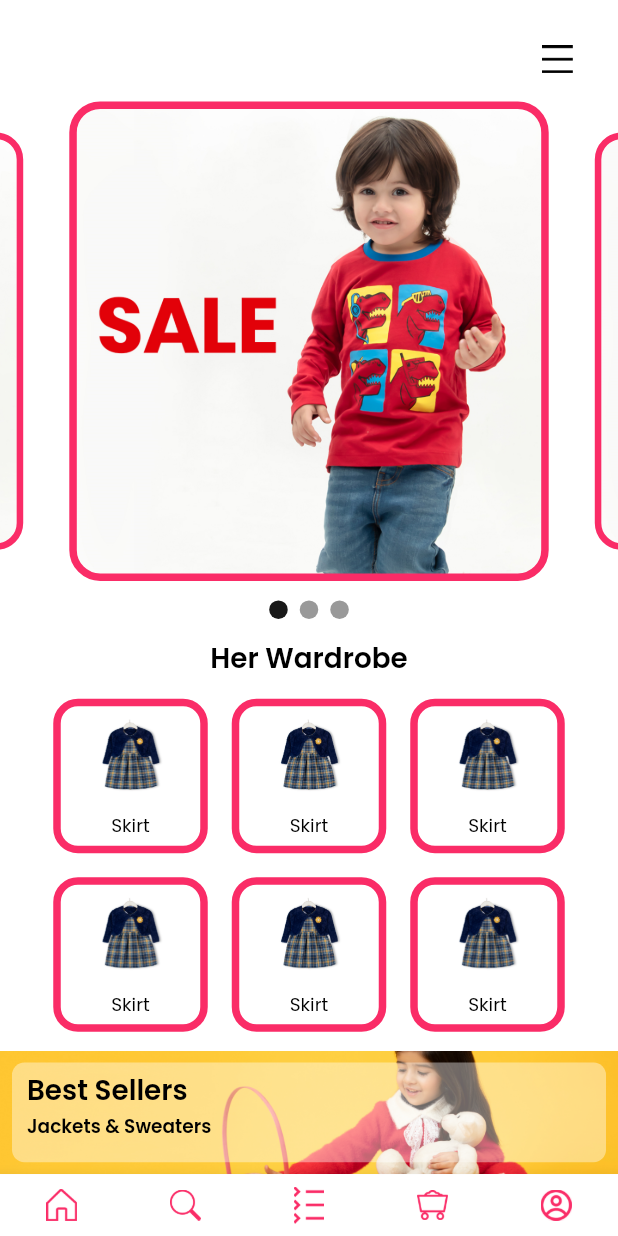
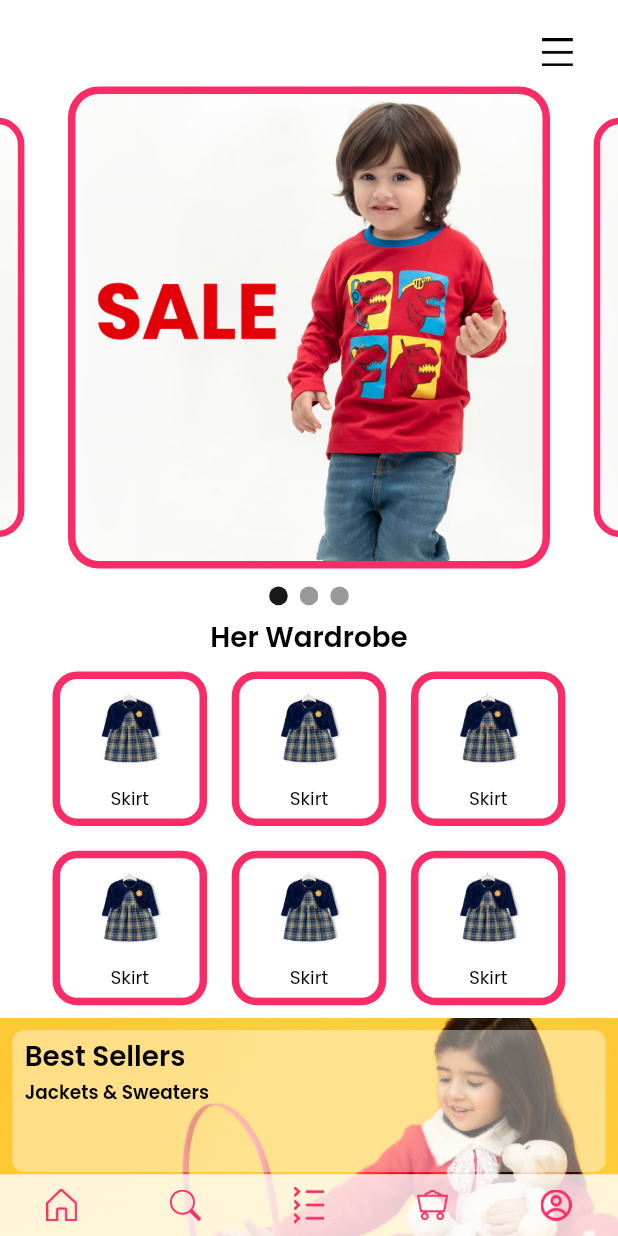
Before and after one commit to naqeeb9a/Mik-n-min, a Flutter app: the LandingPage screen opened directly, on a phone screen of 412 x 824 dp. Run offline on Flutter 3.47's test engine with Material 2 defaults, Android fonts, the phone set to English and light mode, and no system bars; drawn by our look-alikes of carousel_slider; our stand-ins replace email_validator, google_fonts.

```diff
--- a/lib/app screens/landing_page.dart
+++ b/lib/app screens/landing_page.dart
@@ -15,10 +15,28 @@ class LandingPage extends StatelessWidget {
   @override
   Widget build(BuildContext context) {
     return Scaffold(
+      extendBody: true,
       key: _key,
-        endDrawer: const Drawer(),
+      endDrawer: Drawer(
+        child: Column(
+          children: [
+            Row(
+              children: [
+                text(context, "New In", 0.04, CustomColors.customBlack),
+                Image.asset(
+                  "assets/drawer_img1.png",
+                  width: CustomSizes().dynamicWidth(context, 0.2),
+                )
+              ],
+            )
+          ],
+        ),
+      ),
       backgroundColor: CustomColors.customWhite,
-        body: SafeArea(
+      body: Stack(
+        children: [
+          SafeArea(
+            child: SingleChildScrollView(
               child: Column(
                 mainAxisAlignment: MainAxisAlignment.spaceBetween,
                 children: [
@@ -44,6 +62,10 @@ class LandingPage extends StatelessWidget {
                 ],
               ),
             ),
-        bottomNavigationBar: customBottomBar(context));
+          ),
+          Positioned(bottom: 0, child: customBottomBar(context))
+        ],
+      ),
+    );
   }
 }
--- a/lib/widgets/landing Page Widgets/best_seller_banner.dart
+++ b/lib/widgets/landing Page Widgets/best_seller_banner.dart
@@ -7,14 +7,20 @@ import '../text_widget.dart';
 bestSellerBanner(context) {
   return Container(
     width: CustomSizes().dynamicWidth(context, 1),
-    height: CustomSizes().dynamicHeight(context, 0.1),
+    height: CustomSizes().dynamicHeight(context, 0.2),
     decoration: const BoxDecoration(
         image: DecorationImage(
             image: AssetImage("assets/landing_girl.png"), fit: BoxFit.cover)),
     child: Container(
       alignment: Alignment.centerLeft,
-      margin: const EdgeInsets.all(8),
-      padding: const EdgeInsets.symmetric(horizontal: 10, vertical: 5),
+      margin: EdgeInsets.only(
+          top: CustomSizes().dynamicWidth(context, 0.02),
+          left: CustomSizes().dynamicWidth(context, 0.02),
+          right: CustomSizes().dynamicWidth(context, 0.02),
+          bottom: CustomSizes().dynamicWidth(context, 0.15)),
+      padding: EdgeInsets.symmetric(
+          horizontal: CustomSizes().dynamicWidth(context, 0.02),
+          vertical: CustomSizes().dynamicWidth(context, 0.01)),
       decoration: BoxDecoration(
           borderRadius:
               BorderRadius.circular(CustomSizes().dynamicWidth(context, 0.02)),
--- a/lib/widgets/landing Page Widgets/bottom_bar.dart
+++ b/lib/widgets/landing Page Widgets/bottom_bar.dart
@@ -1,12 +1,14 @@
 import 'package:flutter/material.dart';
+import 'package:mik_and_min/utils/config.dart';
 
 import '../../utils/dynamic_sizes.dart';
 
 customBottomBar(context) {
   double iconSize = 0.05;
-  return BottomAppBar(
-      child: SizedBox(
+  return Container(
+    color: CustomColors.customWhite.withOpacity(0.8),
     height: CustomSizes().dynamicWidth(context, 0.1),
+    width: CustomSizes().dynamicWidth(context, 1),
     child: Row(
       mainAxisAlignment: MainAxisAlignment.spaceAround,
       children: [
@@ -32,5 +34,5 @@ customBottomBar(context) {
         ),
       ],
     ),
-  ));
+  );
 }
--- a/lib/widgets/landing Page Widgets/carosual_widget.dart
+++ b/lib/widgets/landing Page Widgets/carosual_widget.dart
@@ -37,7 +37,7 @@ class _HomeSliderState extends State<HomeSlider> {
               builder: (BuildContext context) {
                 return Container(
                   margin:
-                      const EdgeInsets.symmetric(horizontal: 5, vertical: 5),
+                       EdgeInsets.symmetric(horizontal: CustomSizes().dynamicWidth(context, 0.01), vertical: CustomSizes().dynamicWidth(context, 0.01)),
                   decoration: BoxDecoration(
                       image: DecorationImage(image: AssetImage(i)),
                       border:
--- a/lib/widgets/landing Page Widgets/landing_categories.dart
+++ b/lib/widgets/landing Page Widgets/landing_categories.dart
@@ -6,7 +6,7 @@ import '../../utils/config.dart';
 
 landingCategories(context) {
   return Container(
-    margin: const EdgeInsets.all(8),
+    margin: EdgeInsets.all(CustomSizes().dynamicWidth(context, 0.02)),
     width: CustomSizes().dynamicWidth(context, 0.25),
     height: CustomSizes().dynamicWidth(context, 0.25),
     decoration: BoxDecoration(
```
Also changed, not shown: 6 other files. Lines whose indentation alone changed are shown as unchanged.
